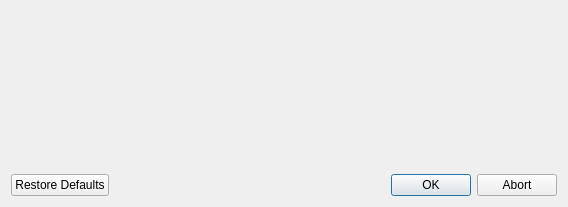
This is virtual machine/DataDialog.ui in MORZorg/sol as Qt 5 draws it before an edit. The edited form follows.
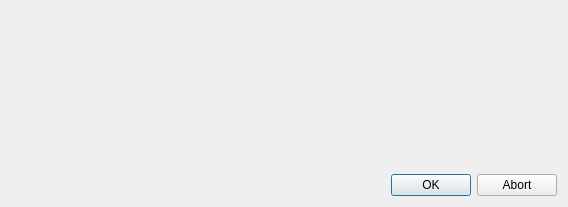
This is the edited form.

Commit message: GUI data input/output should be complete

What changed in the file:
```diff
--- a/virtual machine/DataDialog.ui
+++ b/virtual machine/DataDialog.ui
@@ -20,7 +20,10 @@
       <enum>Qt::Horizontal</enum>
      </property>
      <property name="standardButtons">
-      <set>QDialogButtonBox::Abort|QDialogButtonBox::Ok|QDialogButtonBox::RestoreDefaults</set>
+      <set>QDialogButtonBox::Abort|QDialogButtonBox::Ok</set>
+     </property>
+     <property name="centerButtons">
+      <bool>false</bool>
      </property>
     </widget>
    </item>
```
The commit also changes 5 other files.
